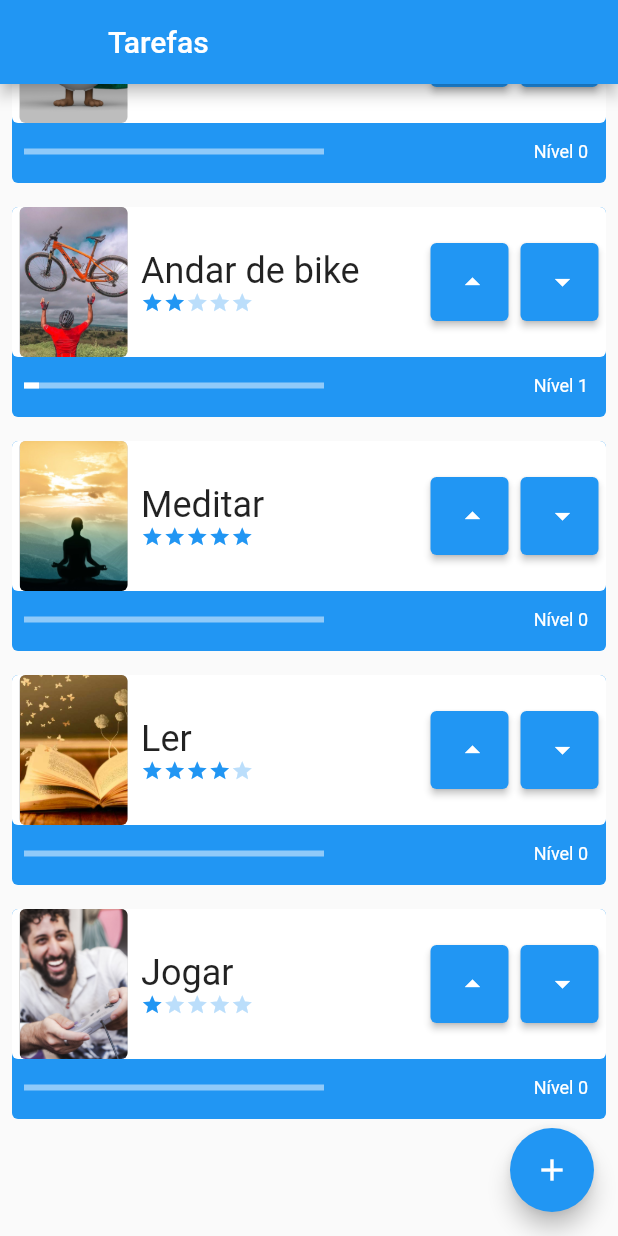
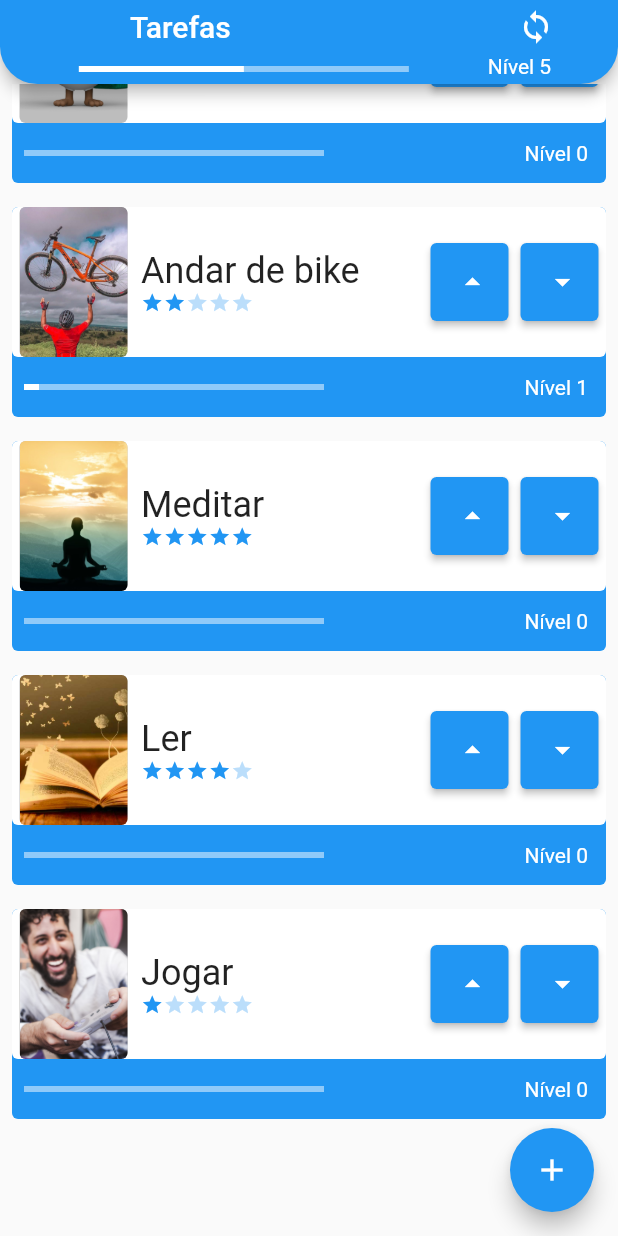
Before and after one commit to lucaskevyn/nosso_primeiro_projeto, a Flutter app: the screen it shows after launch, scrolled down 90 dp, after a tap on the "arrow drop up" icon, after a tap on the "arrow drop down" icon, on a phone screen of 412 x 824 dp. Run offline on Flutter 3.47's test engine with Material 2 defaults, Android fonts, the phone set to English and light mode, and no system bars.

Commit message:
General Level on App Bar and VsCode Profile

```diff
--- a/lib/components/task.dart
+++ b/lib/components/task.dart
@@ -9,7 +9,7 @@ class Task extends StatefulWidget {
   Task(this.nome, this.foto, this.dificuldade, {Key? key}) : super(key: key);
 
   int nivel = 0;
-  int nivel_classe = 0;
+  int nivelClasse = 0;
 
   @override
   State<Task> createState() => _TaskState();
@@ -32,7 +32,7 @@ class _TaskState extends State<Task> {
           Container(
               decoration: BoxDecoration(
                 borderRadius: BorderRadius.circular(4),
-                color: mudarCorClasse(widget.nivel_classe),
+                color: mudarCorClasse(widget.nivelClasse),
               ),
               height: 140),
           Column(
@@ -71,8 +71,9 @@ class _TaskState extends State<Task> {
                           mainAxisAlignment: MainAxisAlignment.center,
                           crossAxisAlignment: CrossAxisAlignment.start,
                           children: [
+                            //Inverter Expanded com sizedbox se der erro
                             SizedBox(
-                                width: MediaQuery.of(context).size.width*0.4,
+                                width: MediaQuery.of(context).size.width * 0.4,
                                 child: Expanded(
                                   child: Text(
                                     widget.nome,
@@ -98,11 +99,11 @@ class _TaskState extends State<Task> {
                                     setState(() {
                                       if (widget.nivel <
                                               widget.dificuldade * 10 ||
-                                          widget.nivel_classe == 5) {
+                                          widget.nivelClasse == 5) {
                                         widget.nivel++;
                                       } else {
                                         widget.nivel = 1;
-                                        widget.nivel_classe++;
+                                        widget.nivelClasse++;
                                       }
                                     });
                                     // print(nivel);
@@ -126,9 +127,9 @@ class _TaskState extends State<Task> {
                                     setState(() {
                                       if (widget.nivel > 1) {
                                         widget.nivel--;
-                                      } else if (widget.nivel_classe > 0) {
+                                      } else if (widget.nivelClasse > 0) {
                                         widget.nivel = widget.dificuldade * 10;
-                                        widget.nivel_classe--;
+                                        widget.nivelClasse--;
                                       }
                                     });
                                     // print(nivel);
@@ -167,7 +168,7 @@ class _TaskState extends State<Task> {
                     padding: const EdgeInsets.all(12.0),
                     child: Text(
                       'Nível ${widget.nivel}',
-                      style: const TextStyle(color: Colors.white, fontSize: 12),
+                      style: const TextStyle(color: Colors.white, fontSize: 14),
                     ),
                   ),
                 ],
--- a/lib/main.dart
+++ b/lib/main.dart
@@ -31,7 +31,7 @@ class MyApp extends StatelessWidget {
         // is not restarted.
         primarySwatch: Colors.blue,
       ),
-      home: TaskInherited(child: const InitialScreen()),
+      home: TaskInherited(child: InitialScreen()),
       debugShowCheckedModeBanner: false,
     );
   }
--- a/lib/screens/initial_screen.dart
+++ b/lib/screens/initial_screen.dart
@@ -5,7 +5,9 @@ import 'package:nosso_primeiro_projeto/screens/form_screen.dart';
 import '../components/task.dart';
 
 class InitialScreen extends StatefulWidget {
-  const InitialScreen({Key? key}) : super(key: key);
+  InitialScreen({Key? key}) : super(key: key);
+
+  int nivelGeral = 0;
 
   @override
   State<InitialScreen> createState() => _InitialScreenState();
@@ -16,9 +18,51 @@ class _InitialScreenState extends State<InitialScreen> {
   Widget build(BuildContext context) {
     return Scaffold(
         appBar: AppBar(
-          leading: Container(),
-          title: const Text('Tarefas'),
-        ),
+            leading: Container(),
+            title: Row(
+              mainAxisAlignment: MainAxisAlignment.spaceEvenly,
+              children: [
+                const Text('Tarefas'),
+                SizedBox(
+                  width: 150,
+                ),
+                IconButton(
+                  onPressed: () {
+                    TaskInherited.of(context).taskList[0];
+                  },
+                  icon: Icon(Icons.sync),
+                )
+              ],
+            ),
+            bottom: PreferredSize(
+              preferredSize: Size.zero,
+              child: Row(
+                mainAxisAlignment: MainAxisAlignment.spaceEvenly,
+                crossAxisAlignment: CrossAxisAlignment.start,
+                children: [
+                  Padding(
+                    padding: const EdgeInsets.all(8.0),
+                    child: SizedBox(
+                      width: 220,
+                      child: LinearProgressIndicator(
+                        color: Colors.white,
+                        value: 0.5,
+                      ),
+                    ),
+                  ),
+                  Text(
+                    'Nível 5',
+                    style: const TextStyle(color: Colors.white, fontSize: 14),
+                  ),
+                ],
+              ),
+            ),
+            shape: const RoundedRectangleBorder(
+              borderRadius: BorderRadius.only(
+                bottomLeft: Radius.circular(25),
+                bottomRight: Radius.circular(25),
+              ),
+            )),
         body: ListView(
           children: TaskInherited.of(context).taskList,
           padding: EdgeInsets.only(top: 8, bottom: 70),
@@ -30,9 +74,8 @@ class _InitialScreenState extends State<InitialScreen> {
                 MaterialPageRoute(
                   builder: (contextNew) => FormScreen(
                     taskContext: context,
-                ),
-              )
-            );
+                  ),
+                ));
             // TaskInherited.of(context).newTask('Jogar', 'assets/images/jogar.jpg', 1);
           },
           child: const Icon(Icons.add),
```
Also changed, not shown: 1 other file.
